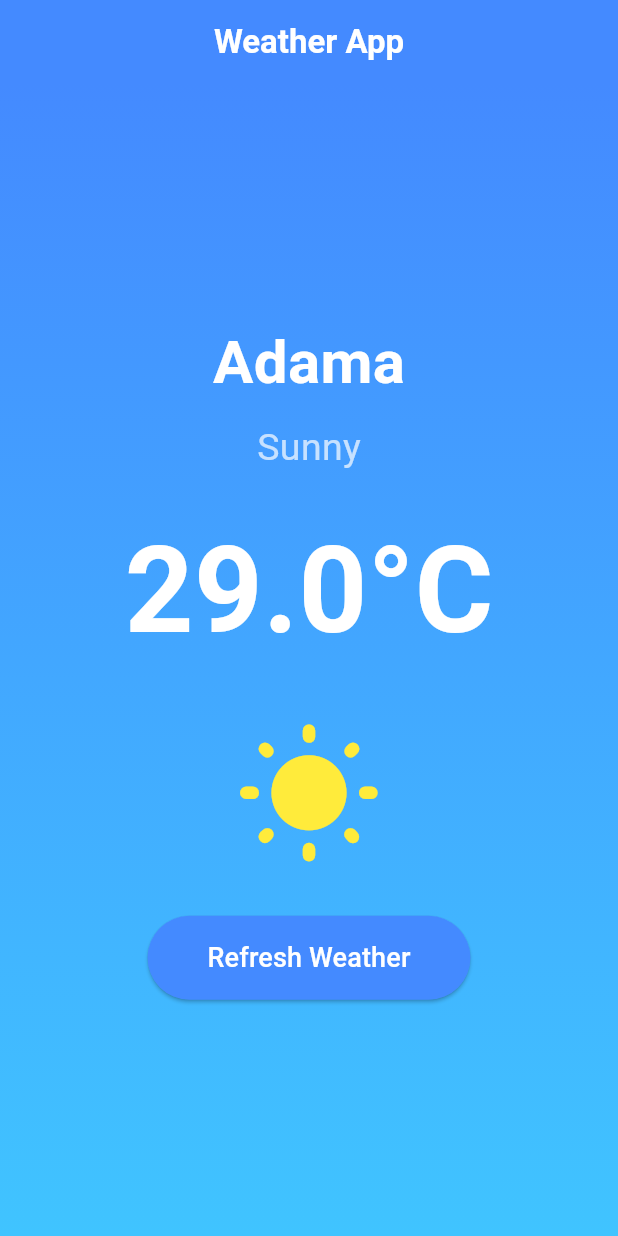
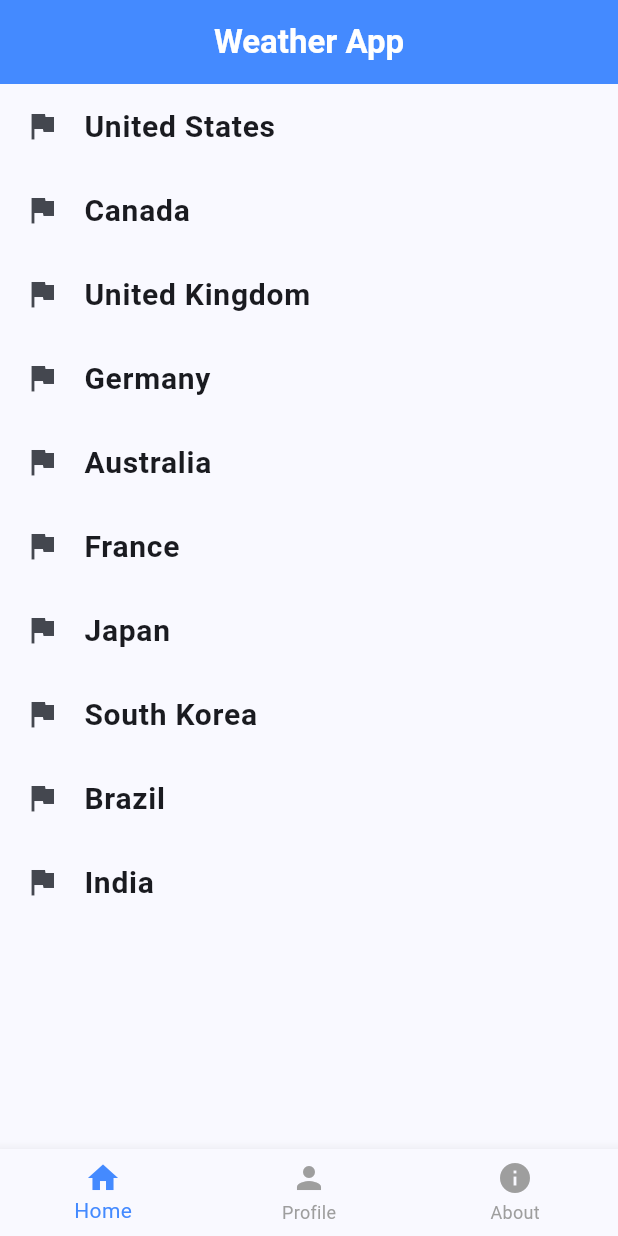
Before and after one commit to natanmuletahunde/UI_WE, a Flutter app: the screen it shows after launch, on a phone screen of 412 x 824 dp. Run offline on Flutter 3.47's test engine with Material 3 defaults, Android fonts, the phone set to English and light mode, and no system bars.

Commit message:
create the folder of the page and inside it make the file home page

```diff
--- a/lib/main.dart
+++ b/lib/main.dart
@@ -15,105 +15,134 @@ class WeatherApp extends StatelessWidget {
         colorScheme: ColorScheme.fromSeed(seedColor: Colors.blueAccent),
         useMaterial3: true,
       ),
-      home: const WeatherHomePage(),
+      home: const MainPage(),
     );
   }
 }
 
-class WeatherHomePage extends StatefulWidget {
-  const WeatherHomePage({super.key});
+class MainPage extends StatefulWidget {
+  const MainPage({super.key});
 
   @override
-  State<WeatherHomePage> createState() => _WeatherHomePageState();
+  _MainPageState createState() => _MainPageState();
 }
 
-class _WeatherHomePageState extends State<WeatherHomePage> {
-  String cityName = "Adama";
-  String weatherCondition = "Sunny";
-  double temperature = 29.0;
+class _MainPageState extends State<MainPage> {
+  int _currentIndex = 0;
+
+  // Navigation tabs for Home, Profile, About
+  final List<Widget> _pages = [
+    const HomePage(),  // Home page with country list
+    const ProfilePage(),  // Profile page
+    const AboutPage(),  // About page
+  ];
 
   @override
   Widget build(BuildContext context) {
     return Scaffold(
       appBar: AppBar(
         backgroundColor: Colors.blueAccent,
-        centerTitle: true, // Centers the title
-        title: Text(
+        centerTitle: true,
+        title: const Text(
           'Weather App',
-          style: const TextStyle(
-            color: Colors.white, // Sets the title color to white
-            fontWeight: FontWeight.bold, // Makes the title bold
-          ),
-        ),
-      ),
-      body: Container(
-        decoration: BoxDecoration(
-          gradient: LinearGradient(
-            begin: Alignment.topCenter,
-            end: Alignment.bottomCenter,
-            colors: [Colors.blueAccent, Colors.lightBlueAccent],
-          ),
-        ),
-        child: Center(
-          child: Column(
-            mainAxisAlignment: MainAxisAlignment.center,
-            children: <Widget>[
-              Text(
-                cityName,
-                style: const TextStyle(
-                  fontSize: 40,
+          style: TextStyle(
             color: Colors.white,
             fontWeight: FontWeight.bold,
           ),
         ),
-              const SizedBox(height: 10),
-              Text(
-                weatherCondition,
-                style: const TextStyle(
-                  fontSize: 25,
-                  color: Colors.white70,
       ),
-              ),
-              const SizedBox(height: 20),
-              Text(
-                '${temperature.toStringAsFixed(1)}°C',
-                style: const TextStyle(
-                  fontSize: 80,
-                  color: Colors.white,
-                  fontWeight: FontWeight.bold,
-                ),
-              ),
-              const SizedBox(height: 30),
-              const Icon(
-                Icons.wb_sunny_rounded,
-                size: 100,
-                color: Colors.yellow,
-              ),
-              const SizedBox(height: 30),
-              ElevatedButton(
-                onPressed: () {
+      body: _pages[_currentIndex],  // Display the selected page
+      bottomNavigationBar: BottomNavigationBar(
+        currentIndex: _currentIndex,
+        onTap: (int index) {
           setState(() {
-                    temperature = 27.5;
-                    weatherCondition = "Cloudy";
-                    cityName = "Adama";
+            _currentIndex = index;
           });
         },
-                style: ElevatedButton.styleFrom(
-                  padding: const EdgeInsets.symmetric(horizontal: 40, vertical: 15),
-                  backgroundColor: Colors.blueAccent,
+        items: const [
+          BottomNavigationBarItem(
+            icon: Icon(Icons.home),
+            label: 'Home',
           ),
-                child: const Text(
-                  'Refresh Weather',
-                  style: TextStyle(
-                    fontSize: 18,
-                    color: Colors.white,
+          BottomNavigationBarItem(
+            icon: Icon(Icons.person),
+            label: 'Profile',
           ),
-                ),
+          BottomNavigationBarItem(
+            icon: Icon(Icons.info),
+            label: 'About',
           ),
         ],
-          ),
-        ),
+        selectedItemColor: Colors.blueAccent,
+        unselectedItemColor: Colors.grey,
       ),
     );
   }
 }
+
+class HomePage extends StatelessWidget {
+  const HomePage({super.key});
+
+  final List<String> countries = const [
+    'United States',
+    'Canada',
+    'United Kingdom',
+    'Germany',
+    'Australia',
+    'France',
+    'Japan',
+    'South Korea',
+    'Brazil',
+    'India',
+  ];
+
+  @override
+  Widget build(BuildContext context) {
+    return ListView.builder(
+      itemCount: countries.length,
+      itemBuilder: (context, index) {
+        return ListTile(
+          title: Text(
+            countries[index],
+            style: const TextStyle(
+              fontSize: 20,
+              fontWeight: FontWeight.bold,
+            ),
+          ),
+          leading: const Icon(Icons.flag),
+          onTap: () {
+            // Handle on tap if needed
+          },
+        );
+      },
+    );
+  }
+}
+
+class ProfilePage extends StatelessWidget {
+  const ProfilePage({super.key});
+
+  @override
+  Widget build(BuildContext context) {
+    return const Center(
+      child: Text(
+        'Profile Page',
+        style: TextStyle(fontSize: 24, fontWeight: FontWeight.bold),
+      ),
+    );
+  }
+}
+
+class AboutPage extends StatelessWidget {
+  const AboutPage({super.key});
+
+  @override
+  Widget build(BuildContext context) {
+    return const Center(
+      child: Text(
+        'About Page',
+        style: TextStyle(fontSize: 24, fontWeight: FontWeight.bold),
+      ),
+    );
+  }
+}
```
Also changed, not shown: lib/pages/home_page.dart (added). Lines whose indentation alone changed are shown as unchanged.
